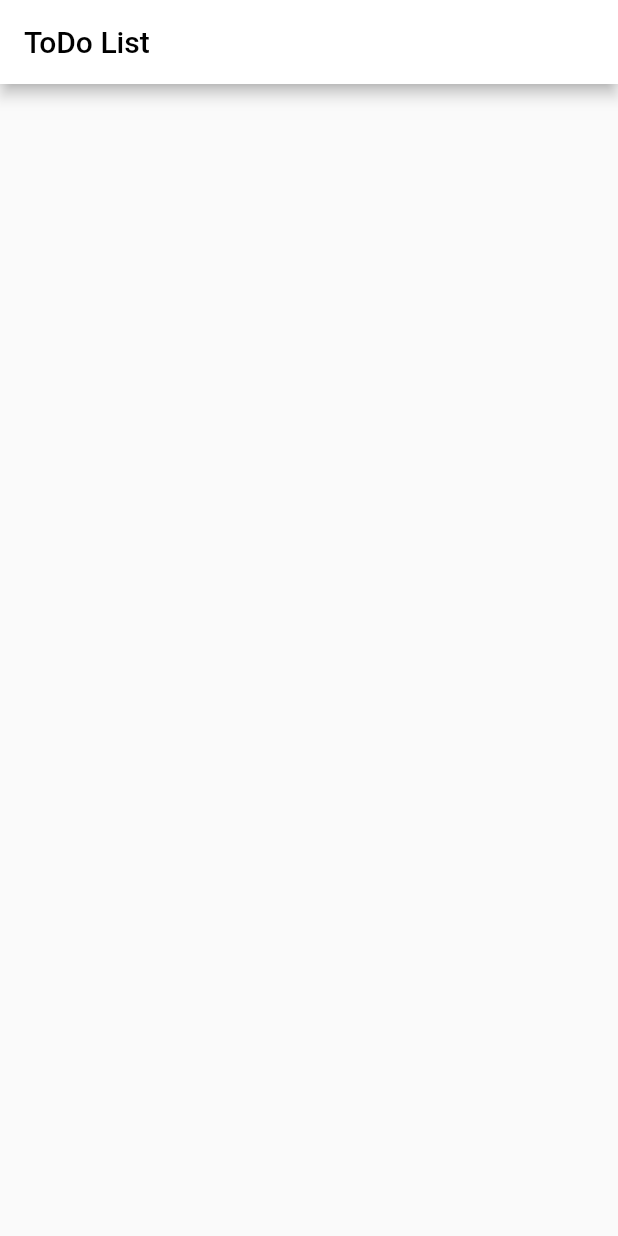
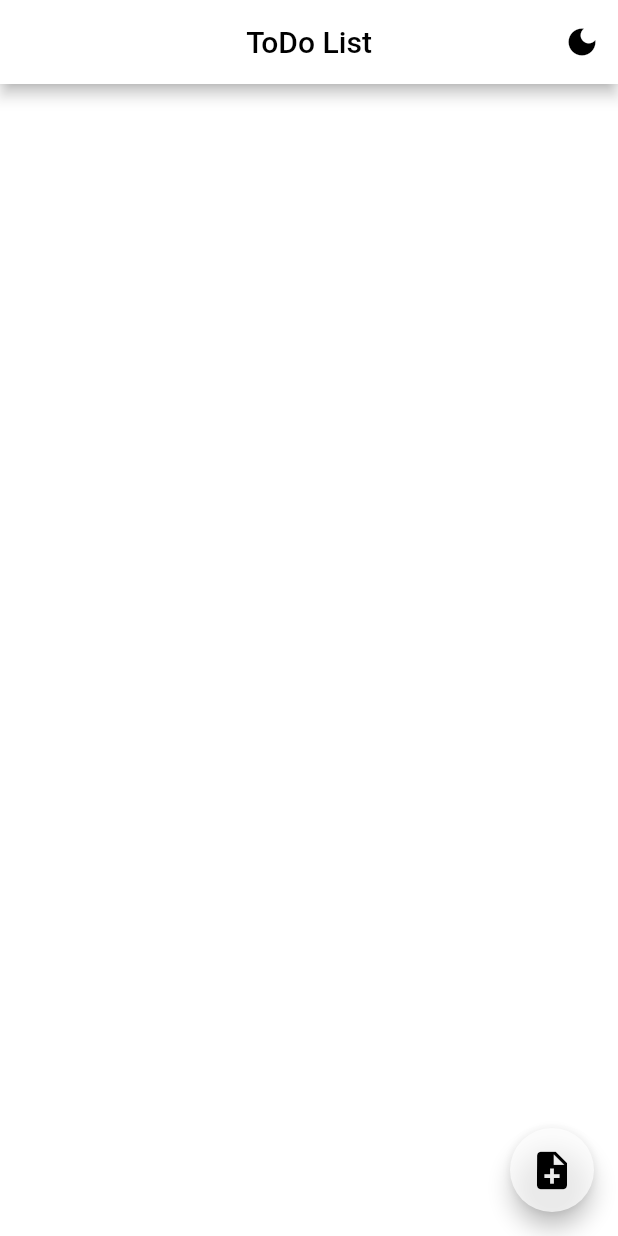
Before and after one commit to PratyayDhond/To-Do-list-app, a Flutter app: the screen it shows after launch, on a phone screen of 412 x 824 dp. Run offline on Flutter 3.47's test engine with Material 2 defaults, Android fonts, the phone set to English and light mode, and no system bars; our stand-ins replace hexcolor.

Commit message:
Added theme functionality

```diff
--- a/to_do_app/lib/Services/theme.dart
+++ b/to_do_app/lib/Services/theme.dart
@@ -2,6 +2,7 @@ import 'package:flutter/material.dart';
 import 'package:hexcolor/hexcolor.dart';
 
 class theme{
+  static var dark_mode = false;
   static var bg_color_appBar = Colors.white;
   static var bg_color_body = Colors.white;
   static var text_color = Colors.black;
@@ -12,14 +13,14 @@ class theme{
   static var search_bar = HexColor('#ff404040');
   static var border_color = Colors.black;
   static var cursor_color = Colors.black;
+  static var buttonColor = Colors.white70;
+  static var buttonColorSplash = Colors.black45;
   static var card_color = HexColor('#ff595959');
-
-  static var dark_mode = false;
 
   static setVals(){
     if(dark_mode){
       bg_color_appBar = Colors.black;
-      bg_color_body = HexColor('#ff0d0d0d');
+      bg_color_body = HexColor('#ff1a1a1a');
       text_color = Colors.white;
       drawer_bg_color = HexColor('#ff1a1a1a');
       drawer_icon_color = Colors.white;
@@ -27,8 +28,12 @@ class theme{
       divider_color = Colors.white24;
       cursor_color = Colors.white;
       border_color = Colors.white;
+      buttonColor = Colors.black54;
+      buttonColorSplash = Colors.white70;
 
     }else{
+      buttonColor = Colors.white70;
+      buttonColorSplash = Colors.black45;
       bg_color_appBar = Colors.white;
       bg_color_body = Colors.white;
       text_color = Colors.black;
--- a/to_do_app/lib/views/home_screen.dart
+++ b/to_do_app/lib/views/home_screen.dart
@@ -1,5 +1,6 @@
 import 'package:flutter/material.dart';
 import 'package:to_do_app/Services/theme.dart';
+
 class HomeScreen extends StatefulWidget{
   @override
   createState() => HomeScreenState();
@@ -9,11 +10,44 @@ class HomeScreenState extends State<HomeScreen>{
   @override
   Widget build(BuildContext context){
     return Scaffold(
+      floatingActionButton: FloatingActionButton(
+        backgroundColor: theme.buttonColor,
+        splashColor: theme.buttonColorSplash,
+        foregroundColor: theme.buttonColorSplash,
+
+        child: Icon(Icons.note_add,color: theme.app_icon_color,size: 30,),
+        onPressed: (){
+
+        },
+      ),
       appBar: AppBar(
         backgroundColor: theme.bg_color_appBar,
         title: Text('ToDo List',
           style: TextStyle(color: theme.text_color),),
+        centerTitle: true,
+        actions: [
+          /** Theme of the app */
+          theme.dark_mode?
+                IconButton(onPressed: (){setState(() {
+                  theme.dark_mode = !theme.dark_mode;
+                  setState(() {
+                    theme.setVals();
+                  });
+                });
+                },
+                    icon: Icon(Icons.light_mode, color: theme.app_icon_color,))
+              : IconButton(onPressed: (){
+            theme.dark_mode = !theme.dark_mode;
+            setState(() {
+              theme.setVals();
+            });
+          },
+              icon: Icon(Icons.dark_mode,color: theme.app_icon_color,)),
+        ],
       ),
+      body: Container(
+        color: theme.bg_color_body,
+        ),
     );
   }
 }
```
